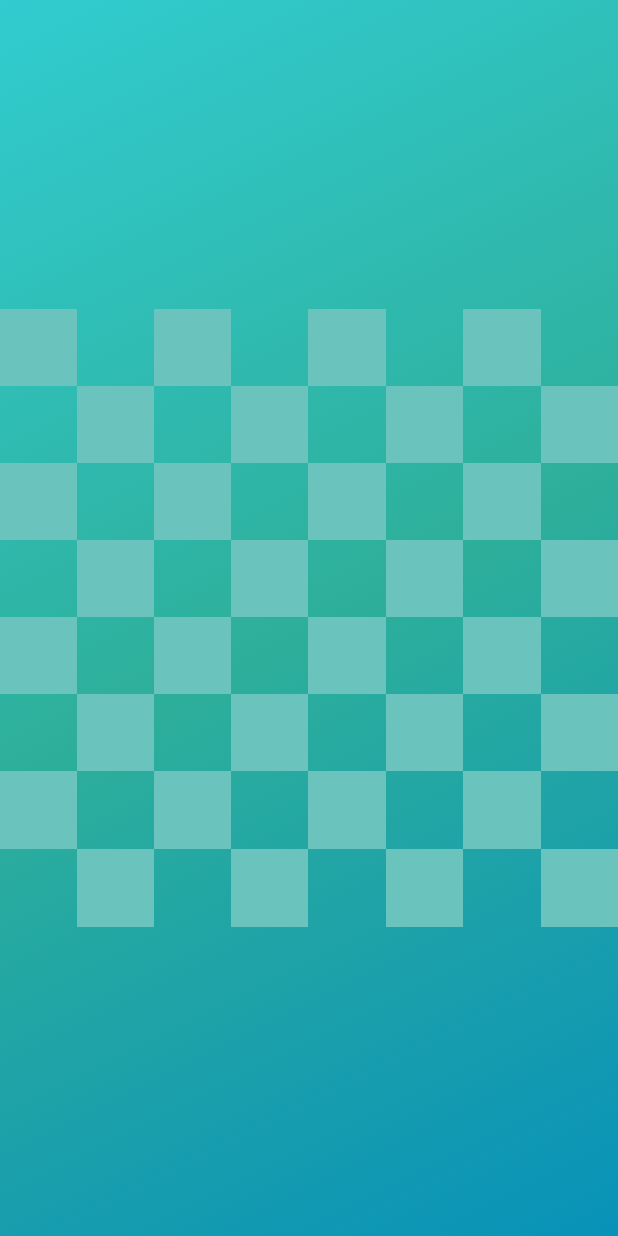
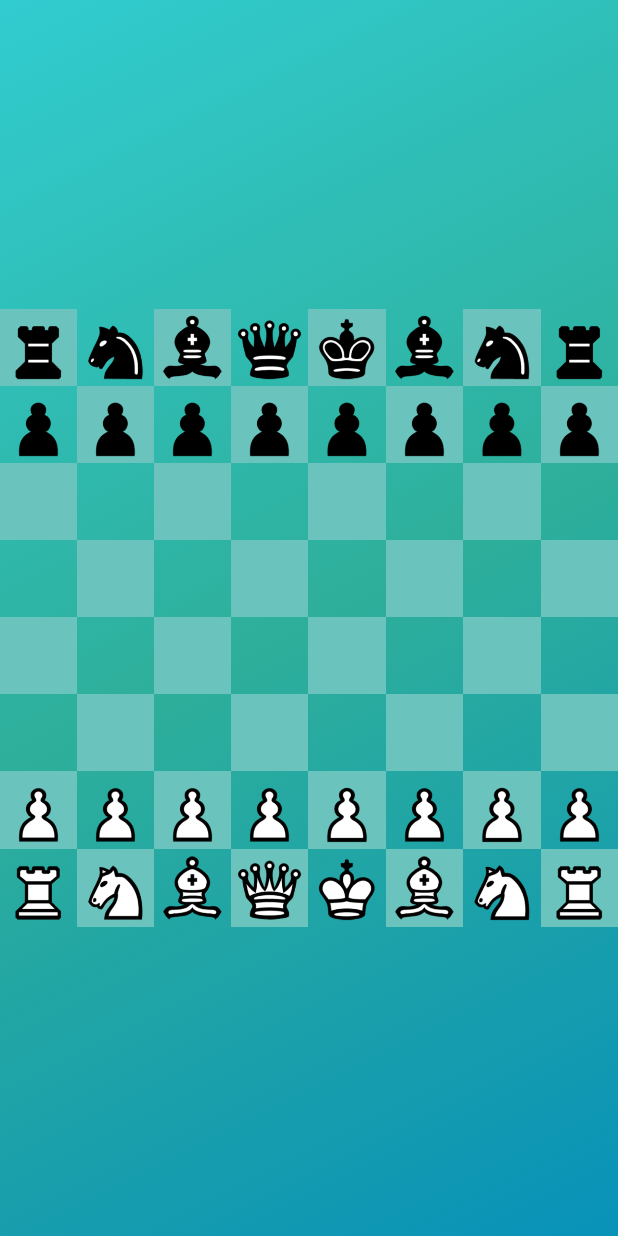
Before and after one commit to vigneshsaravanakumar404/Chess, an Android app: the screen it shows after launch (MainActivity), on a phone screen of 412 x 824 dp. Run offline under Robolectric (Android 15) with nearby library versions, the phone set to English and light mode, and no system bars; our stand-ins replace Firebase (no records; nobody signed in at launch, a user with empty details on screens opened directly).

Commit message:
pieces are on the board

```diff
--- a/app/src/main/java/com/example/chess/MainActivity.java
+++ b/app/src/main/java/com/example/chess/MainActivity.java
@@ -4,9 +4,12 @@ import android.graphics.Color;
 import android.graphics.drawable.AnimationDrawable;
 import android.os.Bundle;
 import android.util.DisplayMetrics;
+import android.view.Gravity;
+import android.view.View;
 import android.view.ViewGroup;
 import android.widget.GridLayout;
 import android.widget.ImageView;
+import android.widget.Toast;
 
 import androidx.appcompat.app.AppCompatActivity;
 import androidx.constraintlayout.widget.ConstraintLayout;
@@ -26,13 +29,84 @@ public class MainActivity extends AppCompatActivity {
         chessboard = findViewById(R.id.chessboard);
         mainLayout = findViewById(R.id.mainLayout);
 
-        // Initialize
+        // background
         AnimationDrawable animationDrawable = (AnimationDrawable) mainLayout.getBackground();
         animationDrawable.setEnterFadeDuration(2000);
         animationDrawable.setExitFadeDuration(2000);
         //animationDrawable.start();
+
+        // Initialize
         setChessboardDimensions();
         createSquares();
+
+        // Place pieces on the board
+        ImageView blackRook = createChessPiece(R.drawable.br, 0, 0);
+        ImageView blackRook2 = createChessPiece(R.drawable.br, 0, 7);
+        ImageView blackKnight = createChessPiece(R.drawable.bn, 0, 1);
+        ImageView blackKnight2 = createChessPiece(R.drawable.bn, 0, 6);
+        ImageView blackBishop = createChessPiece(R.drawable.bb, 0, 2);
+        ImageView blackBishop2 = createChessPiece(R.drawable.bb, 0, 5);
+        ImageView blackQueen = createChessPiece(R.drawable.bq, 0, 3);
+        ImageView blackKing = createChessPiece(R.drawable.bk, 0, 4);
+        ImageView blackPawn1 = createChessPiece(R.drawable.bp, 1, 0);
+        ImageView blackPawn2 = createChessPiece(R.drawable.bp, 1, 1);
+        ImageView blackPawn3 = createChessPiece(R.drawable.bp, 1, 2);
+        ImageView blackPawn4 = createChessPiece(R.drawable.bp, 1, 3);
+        ImageView blackPawn5 = createChessPiece(R.drawable.bp, 1, 4);
+        ImageView blackPawn6 = createChessPiece(R.drawable.bp, 1, 5);
+        ImageView blackPawn7 = createChessPiece(R.drawable.bp, 1, 6);
+        ImageView blackPawn8 = createChessPiece(R.drawable.bp, 1, 7);
+
+        ImageView whiteRook = createChessPiece(R.drawable.wr, 7, 0);
+        ImageView whiteRook2 = createChessPiece(R.drawable.wr, 7, 7);
+        ImageView whiteKnight = createChessPiece(R.drawable.wn, 7, 1);
+        ImageView whiteKnight2 = createChessPiece(R.drawable.wn, 7, 6);
+        ImageView whiteBishop = createChessPiece(R.drawable.wb, 7, 2);
+        ImageView whiteBishop2 = createChessPiece(R.drawable.wb, 7, 5);
+        ImageView whiteQueen = createChessPiece(R.drawable.wq, 7, 3);
+        ImageView whiteKing = createChessPiece(R.drawable.wk, 7, 4);
+        ImageView whitePawn1 = createChessPiece(R.drawable.wp, 6, 0);
+        ImageView whitePawn2 = createChessPiece(R.drawable.wp, 6, 1);
+        ImageView whitePawn3 = createChessPiece(R.drawable.wp, 6, 2);
+        ImageView whitePawn4 = createChessPiece(R.drawable.wp, 6, 3);
+        ImageView whitePawn5 = createChessPiece(R.drawable.wp, 6, 4);
+        ImageView whitePawn6 = createChessPiece(R.drawable.wp, 6, 5);
+        ImageView whitePawn7 = createChessPiece(R.drawable.wp, 6, 6);
+        ImageView whitePawn8 = createChessPiece(R.drawable.wp, 6, 7);
+
+        chessboard.addView(blackRook);
+        chessboard.addView(blackRook2);
+        chessboard.addView(blackKnight);
+        chessboard.addView(blackKnight2);
+        chessboard.addView(blackBishop);
+        chessboard.addView(blackBishop2);
+        chessboard.addView(blackQueen);
+        chessboard.addView(blackKing);
+        chessboard.addView(blackPawn1);
+        chessboard.addView(blackPawn2);
+        chessboard.addView(blackPawn3);
+        chessboard.addView(blackPawn4);
+        chessboard.addView(blackPawn5);
+        chessboard.addView(blackPawn6);
+        chessboard.addView(blackPawn7);
+        chessboard.addView(blackPawn8);
+
+        chessboard.addView(whiteRook);
+        chessboard.addView(whiteRook2);
+        chessboard.addView(whiteKnight);
+        chessboard.addView(whiteKnight2);
+        chessboard.addView(whiteBishop);
+        chessboard.addView(whiteBishop2);
+        chessboard.addView(whiteQueen);
+        chessboard.addView(whiteKing);
+        chessboard.addView(whitePawn1);
+        chessboard.addView(whitePawn2);
+        chessboard.addView(whitePawn3);
+        chessboard.addView(whitePawn4);
+        chessboard.addView(whitePawn5);
+        chessboard.addView(whitePawn6);
+        chessboard.addView(whitePawn7);
+        chessboard.addView(whitePawn8);
 
     }
 
@@ -61,6 +135,14 @@ public class MainActivity extends AppCompatActivity {
                     square.setBackgroundColor(Color.TRANSPARENT);
                 }
 
+                final String chessCoordinate = getChessCoordinate(row, col);
+                square.setOnClickListener(new View.OnClickListener() {
+                    @Override
+                    public void onClick(View v) {
+                        showToast(chessCoordinate);
+                    }
+                });
+
                 GridLayout.LayoutParams layoutParams = new GridLayout.LayoutParams();
                 layoutParams.width = ViewGroup.LayoutParams.WRAP_CONTENT;
                 layoutParams.height = ViewGroup.LayoutParams.WRAP_CONTENT;
@@ -75,4 +157,34 @@ public class MainActivity extends AppCompatActivity {
             isWhite = !isWhite;
         }
     }
+
+    private String getChessCoordinate(int row, int col) {
+        char file = (char) ('a' + col);
+        char rank = (char) ('8' - row);
+        return String.valueOf(file) + rank;
+    }
+
+    private void showToast(String message) {
+        Toast toast = Toast.makeText(this, "Clicked Square: " + message, Toast.LENGTH_SHORT);
+        toast.setGravity(Gravity.CENTER, 0, 0);
+        toast.show();
+    }
+
+    private ImageView createChessPiece(int imageResourceId, int x, int y) {
+        ImageView piece = new ImageView(this);
+        piece.setImageResource(imageResourceId);
+        piece.setScaleType(ImageView.ScaleType.FIT_CENTER);
+        piece.setAdjustViewBounds(true);
+
+        GridLayout.LayoutParams layoutParams = new GridLayout.LayoutParams();
+        layoutParams.width = 0;
+        layoutParams.height = 0;
+        layoutParams.rowSpec = GridLayout.spec(x, 1);
+        layoutParams.columnSpec = GridLayout.spec(y, 1);
+        layoutParams.setGravity(Gravity.FILL);
+        piece.setLayoutParams(layoutParams);
+
+        return piece;
+    }
+
 }
```
